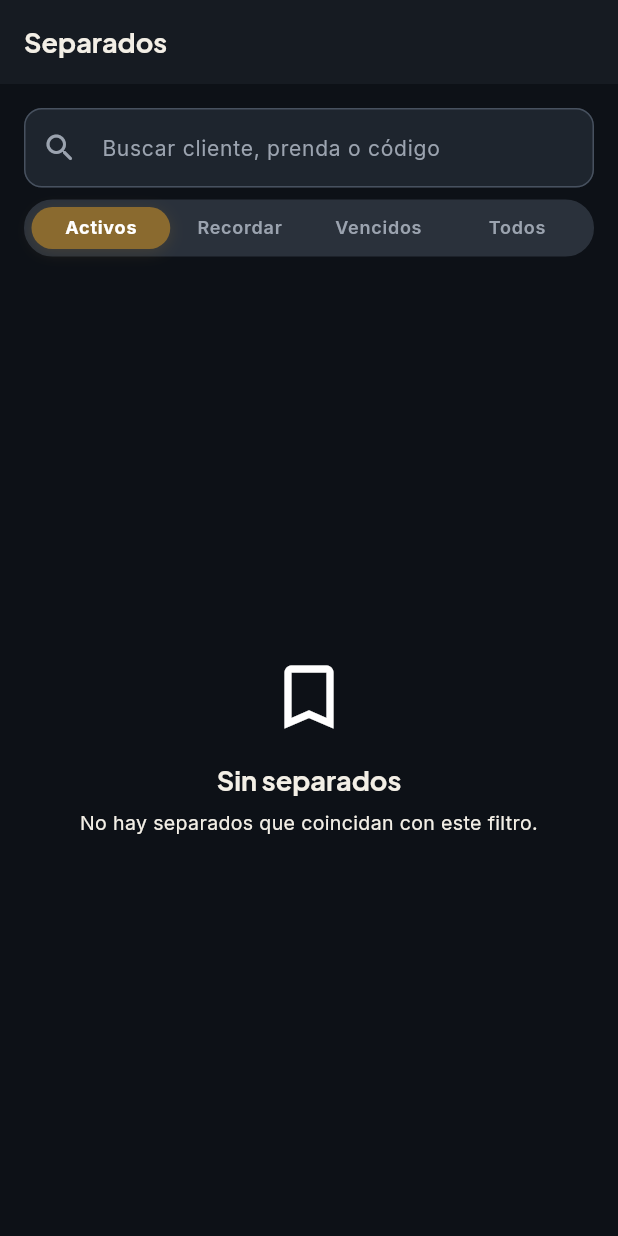
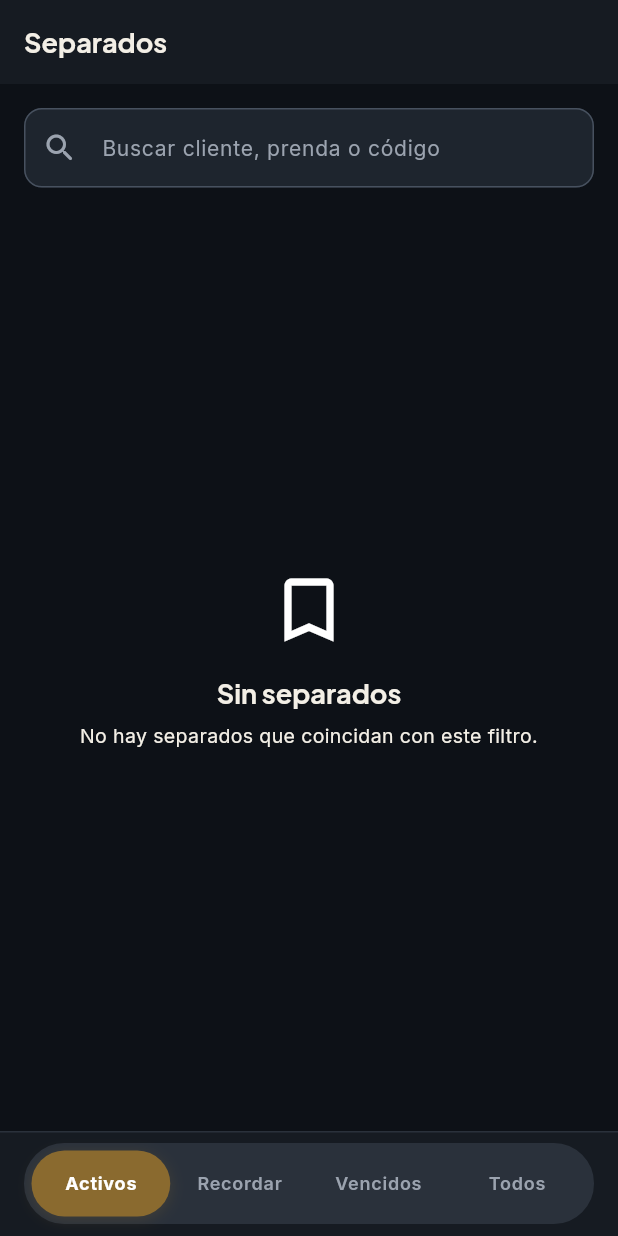
Before and after one commit to DanieMurillo16/sistema_oro, a Flutter app: the LayawaysScreen screen opened by its route, on a phone screen of 412 x 824 dp. Run offline on Flutter 3.47's test engine with Material 3 defaults, Android fonts, the phone set to English and light mode, and no system bars; our stand-ins replace dio, flutter_riverpod, flutter_smart_dialog, go_router, image_picker, shared_preferences; accounts and stored records are empty.

Commit message:
Separados: pestañas al pie

```diff
--- a/lib/features/layaways/layaways_screen.dart
+++ b/lib/features/layaways/layaways_screen.dart
@@ -3,6 +3,7 @@ import 'package:flutter_riverpod/flutter_riverpod.dart';
 import 'package:go_router/go_router.dart';
 import 'package:sistema_oro/core/router/app_routes.dart';
 import 'package:sistema_oro/features/layaways/widgets/layaways_header.dart';
+import 'package:sistema_oro/features/layaways/widgets/layaways_tabs_bar.dart';
 import 'package:sistema_oro/features/layaways/widgets/reminder_tile.dart';
 import 'package:sistema_oro/features/orders/utils/order_rules.dart';
 import 'package:sistema_oro/features/orders/providers/order_filters_provider.dart';
@@ -23,6 +24,7 @@ class LayawaysScreen extends ConsumerWidget {
     final tab = ref.watch(layawaysFilterProvider).tab;
     return Scaffold(
       appBar: AppBar(title: const Text('Separados')),
+      bottomNavigationBar: const LayawaysTabsBar(),
       body: PageBody(
         child: Column(
           children: [
--- a/lib/features/layaways/widgets/layaways_header.dart
+++ b/lib/features/layaways/widgets/layaways_header.dart
@@ -5,12 +5,11 @@ import 'package:sistema_oro/core/theme/status_colors.dart';
 import 'package:sistema_oro/features/orders/models/order_detail.dart';
 import 'package:sistema_oro/features/orders/providers/order_counters_provider.dart';
 import 'package:sistema_oro/features/orders/providers/order_filters_provider.dart';
-import 'package:sistema_oro/features/orders/utils/order_rules.dart';
-import 'package:sistema_oro/shared/widgets/app_toggle_option.dart';
+import 'package:sistema_oro/shared/providers/keyboard_provider.dart';
 import 'package:sistema_oro/shared/widgets/kpi_cards_row.dart';
-import 'package:sistema_oro/shared/widgets/list_filter_bar.dart';
+import 'package:sistema_oro/shared/widgets/list_search_field.dart';
 
-/// Indicadores, búsqueda y pestañas de la pantalla de separados.
+/// Indicadores y búsqueda de la pantalla de separados (las pestañas van abajo).
 class LayawaysHeader extends ConsumerWidget {
   const LayawaysHeader({super.key});
 
@@ -18,12 +17,11 @@ class LayawaysHeader extends ConsumerWidget {
   Widget build(BuildContext context, WidgetRef ref) {
     final counters =
         ref.watch(orderCountersProvider).value ?? OrderCounters.empty;
-    final filter = ref.watch(layawaysFilterProvider);
     // Los indicadores repiten las pestañas: en teléfono y con el teclado
     // abierto se esconden para dejarle el sitio a la lista.
     final showKpis =
         MediaQuery.sizeOf(context).width >= DesignTokens.compactLayoutWidth &&
-        MediaQuery.viewInsetsOf(context).bottom == 0;
+        !ref.watch(keyboardOpenProvider);
     return Column(
       crossAxisAlignment: CrossAxisAlignment.stretch,
       children: [
@@ -47,14 +45,8 @@ class LayawaysHeader extends ConsumerWidget {
           ),
           const SizedBox(height: DesignTokens.spaceMd),
         ],
-        ListFilterBar<LayawaysTab>(
+        ListSearchField(
           hint: 'Buscar cliente, prenda o código',
-          selected: filter.tab,
-          options: [
-            for (final tab in LayawaysTab.values)
-              AppToggleOption(value: tab, label: tab.label),
-          ],
-          onSelected: ref.read(layawaysFilterProvider.notifier).selectTab,
           onSearch: ref.read(layawaysFilterProvider.notifier).search,
         ),
       ],
--- /dev/null
+++ b/lib/features/layaways/widgets/layaways_tabs_bar.dart
@@ -0,0 +1,22 @@
+import 'package:flutter/material.dart';
+import 'package:flutter_riverpod/flutter_riverpod.dart';
+import 'package:sistema_oro/features/orders/providers/order_filters_provider.dart';
+import 'package:sistema_oro/features/orders/utils/order_rules.dart';
+import 'package:sistema_oro/shared/widgets/app_toggle_option.dart';
+import 'package:sistema_oro/shared/widgets/bottom_toggle_bar.dart';
+
+/// Pestañas de Separados, al pie de la pantalla.
+class LayawaysTabsBar extends ConsumerWidget {
+  const LayawaysTabsBar({super.key});
+
+  @override
+  Widget build(BuildContext context, WidgetRef ref) =>
+      BottomToggleBar<LayawaysTab>(
+        selected: ref.watch(layawaysFilterProvider.select((f) => f.tab)),
+        options: [
+          for (final tab in LayawaysTab.values)
+            AppToggleOption(value: tab, label: tab.label),
+        ],
+        onSelected: ref.read(layawaysFilterProvider.notifier).selectTab,
+      );
+}
```
